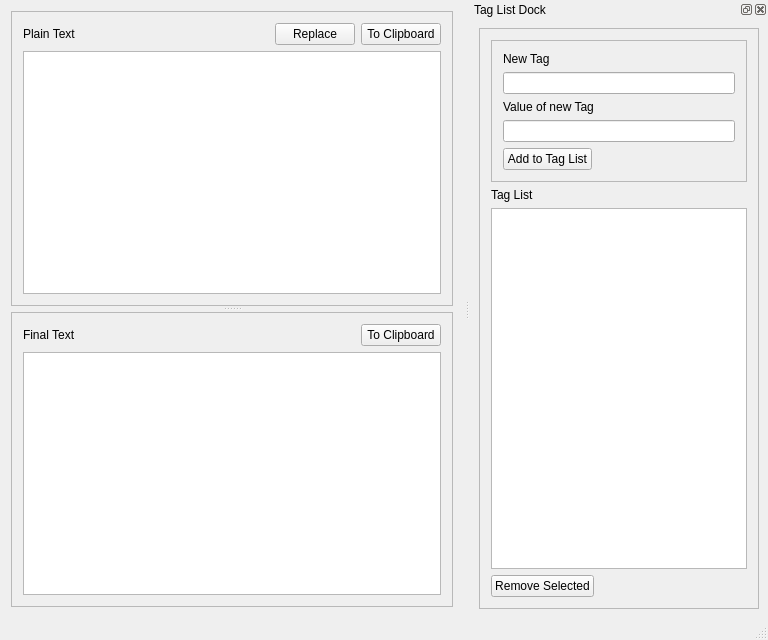
First picture: the form in qt5/Replacer/mainwindow.ui, repository Ernesuma/replacer, before the edit.
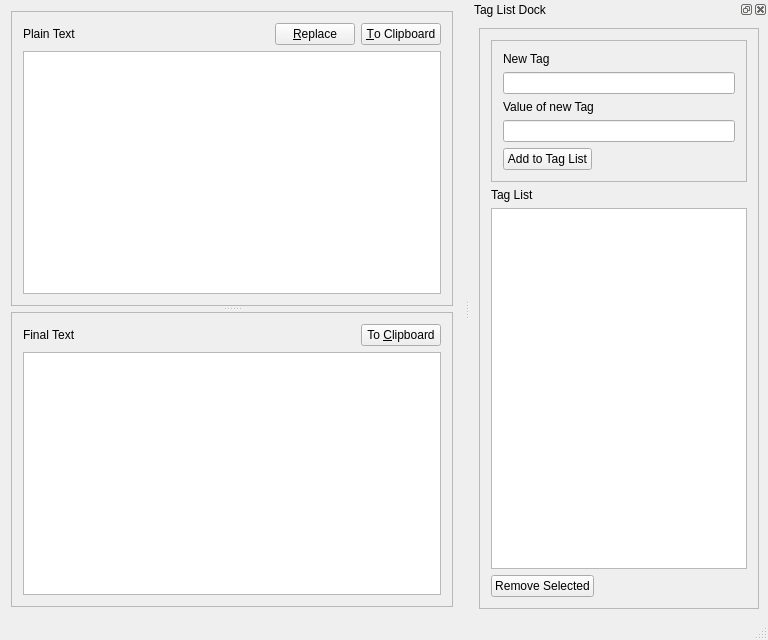
Second picture: the form after the edit.

Commit message: added 'Alt-_' shortcuts to some buttons

```diff
--- a/qt5/Replacer/mainwindow.ui
+++ b/qt5/Replacer/mainwindow.ui
@@ -49,14 +49,14 @@
           <item>
            <widget class="QPushButton" name="pushButton_replace">
             <property name="text">
-             <string>Replace</string>
+             <string>&amp;Replace</string>
             </property>
            </widget>
           </item>
           <item>
            <widget class="QPushButton" name="pushButton_c2c_plain">
             <property name="text">
-             <string>To Clipboard</string>
+             <string>&amp;To Clipboard</string>
             </property>
            </widget>
           </item>
@@ -97,7 +97,7 @@
           <item>
            <widget class="QPushButton" name="pushButton_c2c_final">
             <property name="text">
-             <string>To Clipboard</string>
+             <string>To &amp;Clipboard</string>
             </property>
            </widget>
           </item>
```
